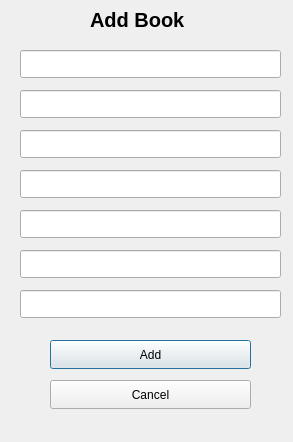
The window that ex_modelview/addrowdialog.ui (AndreisLavrov/Workshops) describes before a commit, drawn with Qt 5.
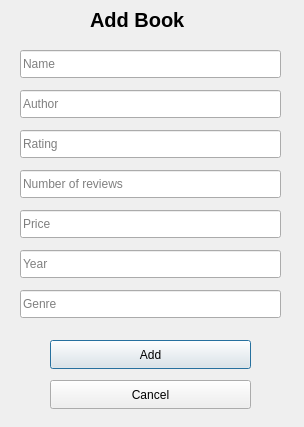
The same window after the commit.

Diff of the .ui file:
```diff
--- a/ex_modelview/addrowdialog.ui
+++ b/ex_modelview/addrowdialog.ui
@@ -6,8 +6,8 @@
    <rect>
     <x>0</x>
     <y>0</y>
-    <width>293</width>
-    <height>442</height>
+    <width>304</width>
+    <height>427</height>
    </rect>
   </property>
   <property name="windowTitle">
@@ -22,6 +22,9 @@
      <height>28</height>
     </rect>
    </property>
+   <property name="placeholderText">
+    <string>Name</string>
+   </property>
   </widget>
   <widget class="QLineEdit" name="PClassLineEdit">
    <property name="geometry">
@@ -32,6 +35,12 @@
      <height>28</height>
     </rect>
    </property>
+   <property name="text">
+    <string/>
+   </property>
+   <property name="placeholderText">
+    <string>Author</string>
+   </property>
   </widget>
   <widget class="QLineEdit" name="survivedLineEdit">
    <property name="geometry">
@@ -42,6 +51,12 @@
      <height>28</height>
     </rect>
    </property>
+   <property name="text">
+    <string/>
+   </property>
+   <property name="placeholderText">
+    <string>Rating</string>
+   </property>
   </widget>
   <widget class="QLineEdit" name="nameLineEdit">
    <property name="geometry">
@@ -55,6 +70,9 @@
    <property name="text">
     <string/>
    </property>
+   <property name="placeholderText">
+    <string>Number of reviews</string>
+   </property>
   </widget>
   <widget class="QLineEdit" name="ageLineEdit">
    <property name="geometry">
@@ -65,6 +83,12 @@
      <height>28</height>
     </rect>
    </property>
+   <property name="text">
+    <string/>
+   </property>
+   <property name="placeholderText">
+    <string>Year</string>
+   </property>
   </widget>
   <widget class="QLineEdit" name="sexLineEdit">
    <property name="geometry">
@@ -75,6 +99,12 @@
      <height>28</height>
     </rect>
    </property>
+   <property name="text">
+    <string/>
+   </property>
+   <property name="placeholderText">
+    <string>Price</string>
+   </property>
   </widget>
   <widget class="QLineEdit" name="lineEdit">
    <property name="geometry">
@@ -85,6 +115,12 @@
      <height>28</height>
     </rect>
    </property>
+   <property name="text">
+    <string/>
+   </property>
+   <property name="placeholderText">
+    <string>Genre</string>
+   </property>
   </widget>
   <widget class="QPushButton" name="okButton">
    <property name="geometry">
```
